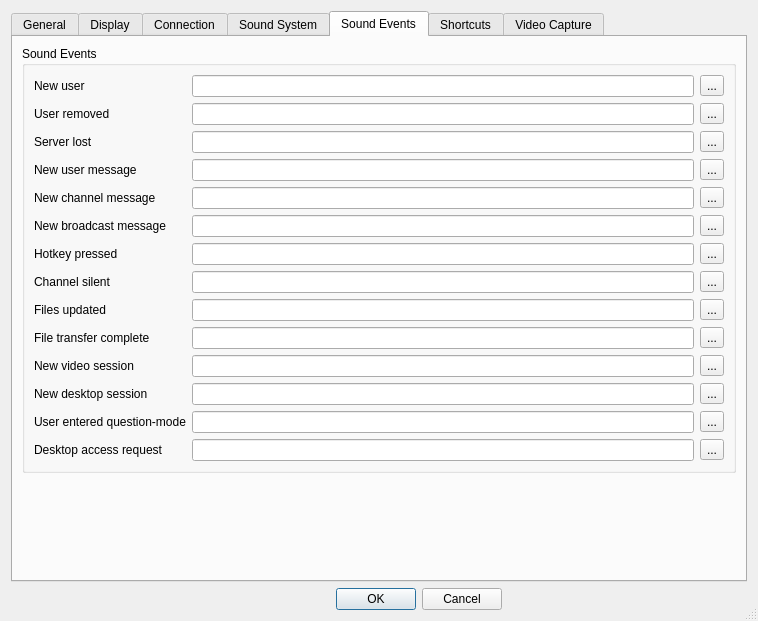
This is Client/qtTeamTalk/preferences.ui in BearWare/TeamTalk5 as Qt 5 draws it before an edit. The edited form follows.
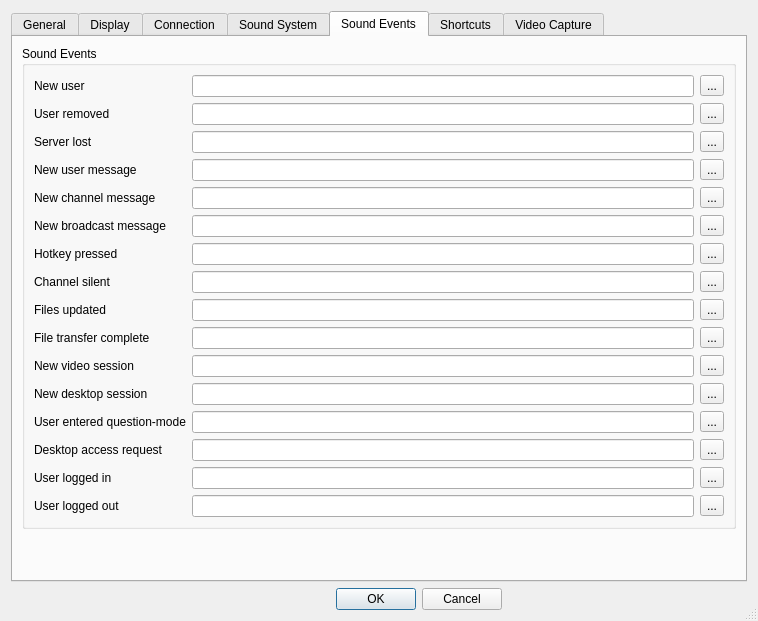
This is the edited form. The open tabs and pages were chosen to show the change. Icons and pictures are not drawn.

Commit message: Make new sounds configurables

```diff
--- a/Client/qtTeamTalk/preferences.ui
+++ b/Client/qtTeamTalk/preferences.ui
@@ -1453,6 +1453,40 @@
               </property>
              </widget>
             </item>
+            <item row="14" column="0">
+             <widget class="QLabel" name="label_60">
+              <property name="text">
+               <string>User logged in</string>
+              </property>
+             </widget>
+            </item>
+            <item row="14" column="1">
+             <widget class="QLineEdit" name="userloggedinEdit"/>
+            </item>
+            <item row="14" column="2">
+             <widget class="QToolButton" name="userloggedinButton">
+              <property name="text">
+               <string notr="true">...</string>
+              </property>
+             </widget>
+            </item>
+            <item row="15" column="0">
+             <widget class="QLabel" name="label_61">
+              <property name="text">
+               <string>User logged out</string>
+              </property>
+             </widget>
+            </item>
+            <item row="15" column="1">
+             <widget class="QLineEdit" name="userloggedoutEdit"/>
+            </item>
+            <item row="15" column="2">
+             <widget class="QToolButton" name="userloggedoutButton">
+              <property name="text">
+               <string notr="true">...</string>
+              </property>
+             </widget>
+            </item>
            </layout>
           </item>
          </layout>
```
Left out of the diff: 4 changed lines with no effect on the pictures. The commit also changes 2 other files.
